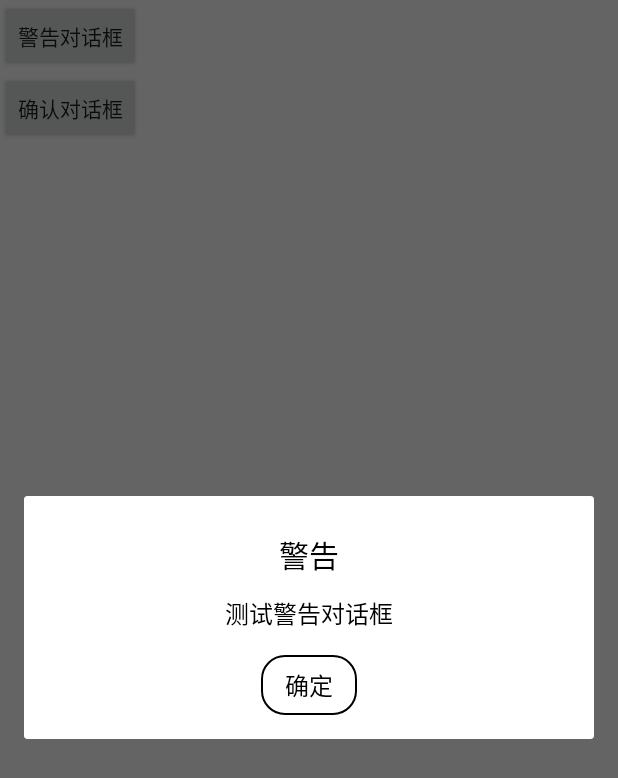
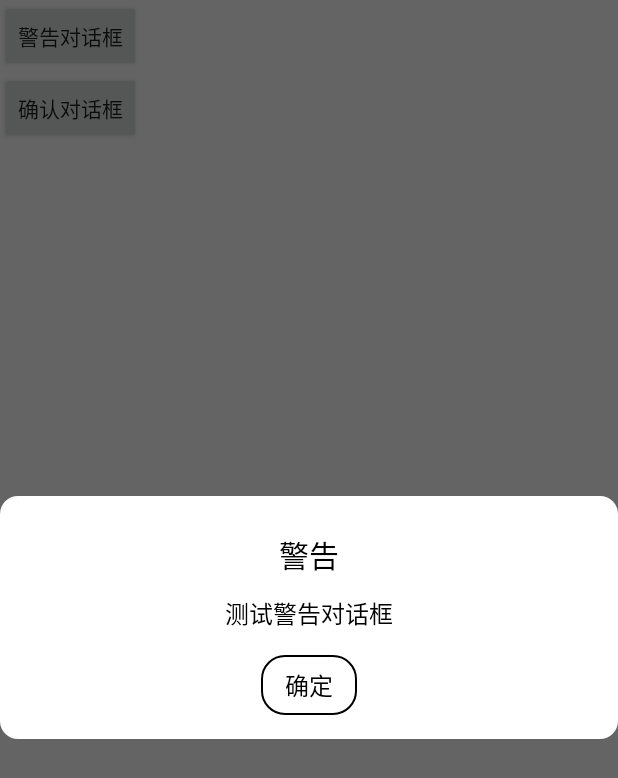
Before and after one commit to lindan83/CommonWidget, an Android app: the DialogDemoActivity screen opened directly, with no data from a screen before it, after a tap on "警告对话框", on a phone screen of 412 x 824 dp. Shown: the top 778 px of the screen. Run offline under Robolectric (Android 15) with nearby library versions, the phone set to English and light mode, and no system bars.

Commit message:
fix some bugs

```diff
--- a/widget/src/main/java/com/lance/common/widget/dialog/CustomizableAlertDialog.java
+++ b/widget/src/main/java/com/lance/common/widget/dialog/CustomizableAlertDialog.java
@@ -4,6 +4,7 @@ import android.content.Context;
 import android.text.TextUtils;
 import android.view.LayoutInflater;
 import android.view.View;
+import android.view.Window;
 import android.widget.TextView;
 
 import com.lance.common.widget.R;
@@ -40,6 +41,10 @@ public class CustomizableAlertDialog implements IDialog, View.OnClickListener {
         ad = builder.create();
         ad.setCancelable(cancelable);
         ad.setCanceledOnTouchOutside(canceledOnTouchOutside);
+        Window window = ad.getWindow();
+        if(window != null) {
+            window.setBackgroundDrawableResource(android.R.color.transparent);
+        }
     }
 
     public void setTitle(int resId) {
--- a/widget/src/main/java/com/lance/common/widget/dialog/CustomizableConfirmDialog.java
+++ b/widget/src/main/java/com/lance/common/widget/dialog/CustomizableConfirmDialog.java
@@ -4,6 +4,7 @@ import android.content.Context;
 import android.text.TextUtils;
 import android.view.LayoutInflater;
 import android.view.View;
+import android.view.Window;
 import android.widget.TextView;
 
 import com.lance.common.widget.R;
@@ -45,6 +46,10 @@ public class CustomizableConfirmDialog implements IDialog, View.OnClickListener
         ad = builder.create();
         ad.setCancelable(cancelable);
         ad.setCanceledOnTouchOutside(canceledOnTouchOutside);
+        Window window = ad.getWindow();
+        if(window != null) {
+            window.setBackgroundDrawableResource(android.R.color.transparent);
+        }
     }
 
     public void setTitle(int resId) {
--- a/widget/src/main/java/com/lance/common/widget/dialog/IDialog.java
+++ b/widget/src/main/java/com/lance/common/widget/dialog/IDialog.java
@@ -5,7 +5,6 @@ import android.view.KeyEvent;
 /**
  * Created by lindan on 17-2-27.
  */
-
 public interface IDialog {
     int BUTTON_POSITIVE = -1;
     int BUTTON_NEGATIVE = -2;
```
